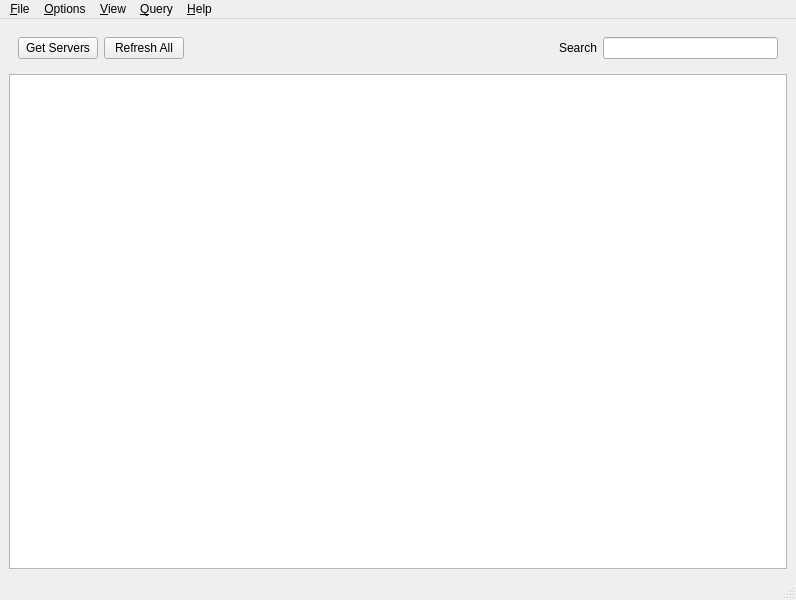
Old version of the form src/gui/mainwindow.ui in the repository Destroyerrrocket/doomseeker-unofficial.
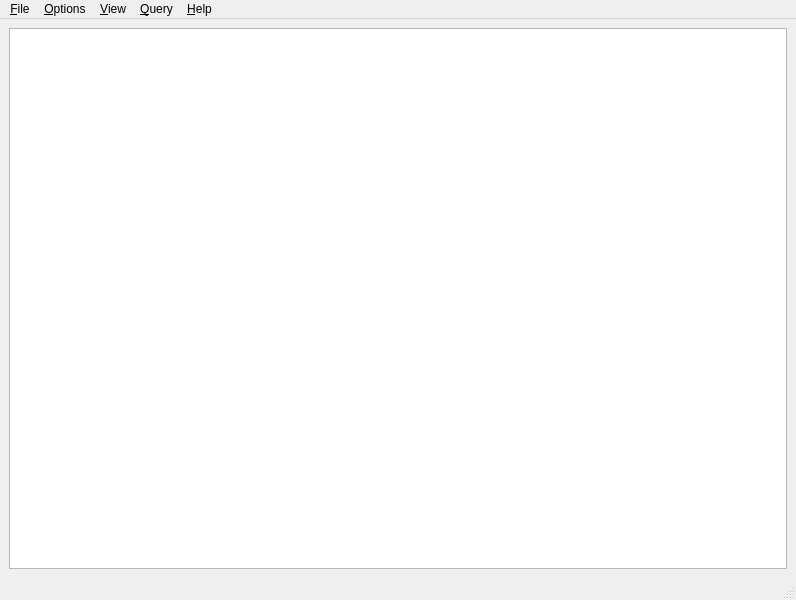
New version of the form. Icons and pictures are not drawn. Custom widgets are drawn as their Qt base class.

Commit message: - Added various icons. - Replaced the buttons in the main window with a toolbar.

The edit to the form file:
```diff
--- a/src/gui/mainwindow.ui
+++ b/src/gui/mainwindow.ui
@@ -13,82 +13,11 @@
   <property name="windowTitle">
    <string>Doomseeker</string>
   </property>
+  <property name="toolButtonStyle">
+   <enum>Qt::ToolButtonFollowStyle</enum>
+  </property>
   <widget class="QWidget" name="centralwidget">
    <layout class="QVBoxLayout" name="verticalLayout">
-    <item>
-     <widget class="QWidget" name="widget" native="true">
-      <property name="sizePolicy">
-       <sizepolicy hsizetype="Preferred" vsizetype="Preferred">
-        <horstretch>0</horstretch>
-        <verstretch>0</verstretch>
-       </sizepolicy>
-      </property>
-      <property name="minimumSize">
-       <size>
-        <width>0</width>
-        <height>0</height>
-       </size>
-      </property>
-      <layout class="QHBoxLayout" name="horizontalLayout">
-       <item>
-        <widget class="QPushButton" name="btnGetServers">
-         <property name="toolTip">
-          <string>Obtains new server list from master servers enabled in &quot;Query&quot; menu.</string>
-         </property>
-         <property name="text">
-          <string>Get Servers</string>
-         </property>
-        </widget>
-       </item>
-       <item>
-        <widget class="QPushButton" name="btnRefreshAll">
-         <property name="toolTip">
-          <string>Refreshes all servers visible on the list.</string>
-         </property>
-         <property name="text">
-          <string>Refresh All</string>
-         </property>
-        </widget>
-       </item>
-       <item>
-        <spacer name="horizontalSpacer">
-         <property name="orientation">
-          <enum>Qt::Horizontal</enum>
-         </property>
-         <property name="sizeHint" stdset="0">
-          <size>
-           <width>40</width>
-           <height>20</height>
-          </size>
-         </property>
-        </spacer>
-       </item>
-       <item>
-        <widget class="QLabel" name="label">
-         <property name="text">
-          <string>Search</string>
-         </property>
-        </widget>
-       </item>
-       <item>
-        <widget class="QLineEdit" name="serverSearch">
-         <property name="sizePolicy">
-          <sizepolicy hsizetype="Fixed" vsizetype="Fixed">
-           <horstretch>0</horstretch>
-           <verstretch>0</verstretch>
-          </sizepolicy>
-         </property>
-         <property name="minimumSize">
-          <size>
-           <width>175</width>
-           <height>0</height>
-          </size>
-         </property>
-        </widget>
-       </item>
-      </layout>
-     </widget>
-    </item>
     <item>
      <widget class="ServerListView" name="tableServers">
       <property name="editTriggers">
```
Left out of the diff: 20 changed lines with no effect on the pictures. The commit also changes 19 other files.
